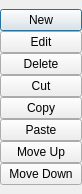
This is powerMenuDialog.ui in ldraconus/HSCCU as Qt 5 draws it before an edit. The edited form follows.
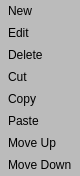
This is the edited form.

```diff
--- a/powerMenuDialog.ui
+++ b/powerMenuDialog.ui
@@ -16,6 +16,11 @@
   <property name="windowTitle">
    <string/>
   </property>
+  <property name="styleSheet">
+   <string notr="true">color: black;
+background: #bbbbbb;
+</string>
+  </property>
   <property name="modal">
    <bool>true</bool>
   </property>
@@ -23,6 +28,9 @@
    <property name="spacing">
     <number>0</number>
    </property>
+   <property name="sizeConstraint">
+    <enum>QLayout::SizeConstraint::SetFixedSize</enum>
+   </property>
    <property name="leftMargin">
     <number>0</number>
    </property>
@@ -36,12 +44,24 @@
     <number>0</number>
    </property>
    <item>
-    <layout class="QVBoxLayout" name="verticalLayout">
-     <property name="spacing">
-      <number>0</number>
-     </property>
-     <item>
       <widget class="QPushButton" name="newButton">
+     <property name="styleSheet">
+      <string notr="true">QPushButton {
+  color: black;
+  background: #bbbbbb;
+  border: none;
+  text-align: left;
+  padding: 4px 8px;
+}
+QPushButton:hover {
+    background-color: #D0FFFF;
+}
+QPushButton:disabled {
+  color: gray;
+  background: #bbbbbb;
+}
+</string>
+     </property>
        <property name="text">
         <string>New</string>
        </property>
@@ -49,6 +69,23 @@
      </item>
      <item>
       <widget class="QPushButton" name="editButton">
+     <property name="styleSheet">
+      <string notr="true">QPushButton {
+  color: black;
+  background: #bbbbbb;
+  border: none;
+  text-align: left;
+  padding: 4px 8px;
+}
+QPushButton:hover {
+    background-color: #D0FFFF;
+}
+QPushButton:disabled {
+  color: gray;
+  background: #bbbbbb;
+}
+</string>
+     </property>
        <property name="text">
         <string>Edit</string>
        </property>
@@ -56,6 +93,23 @@
      </item>
      <item>
       <widget class="QPushButton" name="deleteButton">
+     <property name="styleSheet">
+      <string notr="true">QPushButton {
+  color: black;
+  background: #bbbbbb;
+  border: none;
+  text-align: left;
+  padding: 4px 8px;
+}
+QPushButton:hover {
+    background-color: #D0FFFF;
+}
+QPushButton:disabled {
+  color: gray;
+  background: #bbbbbb;
+}
+</string>
+     </property>
        <property name="text">
         <string>Delete</string>
        </property>
@@ -63,6 +117,23 @@
      </item>
      <item>
       <widget class="QPushButton" name="cutButton">
+     <property name="styleSheet">
+      <string notr="true">QPushButton {
+  color: black;
+  background: #bbbbbb;
+  border: none;
+  text-align: left;
+  padding: 4px 8px;
+}
+QPushButton:hover {
+    background-color: #D0FFFF;
+}
+QPushButton:disabled {
+  color: gray;
+  background: #bbbbbb;
+}
+</string>
+     </property>
        <property name="text">
         <string>Cut</string>
        </property>
@@ -70,6 +141,23 @@
      </item>
      <item>
       <widget class="QPushButton" name="copyButton">
+     <property name="styleSheet">
+      <string notr="true">QPushButton {
+  color: black;
+  background: #bbbbbb;
+  border: none;
+  text-align: left;
+  padding: 4px 8px;
+}
+QPushButton:hover {
+    background-color: #D0FFFF;
+}
+QPushButton:disabled {
+  color: gray;
+  background: #bbbbbb;
+}
+</string>
+     </property>
        <property name="text">
         <string>Copy</string>
        </property>
@@ -77,6 +165,23 @@
      </item>
      <item>
       <widget class="QPushButton" name="pasteButton">
+     <property name="styleSheet">
+      <string notr="true">QPushButton {
+  color: black;
+  background: #bbbbbb;
+  border: none;
+  text-align: left;
+  padding: 4px 8px;
+}
+QPushButton:hover {
+    background-color: #D0FFFF;
+}
+QPushButton:disabled {
+  color: gray;
+  background: #bbbbbb;
+}
+</string>
+     </property>
        <property name="text">
         <string>Paste</string>
        </property>
@@ -84,6 +189,23 @@
      </item>
      <item>
       <widget class="QPushButton" name="moveUpButton">
+     <property name="styleSheet">
+      <string notr="true">QPushButton {
+  color: black;
+  background: #bbbbbb;
+  border: none;
+  text-align: left;
+  padding: 4px 8px;
+}
+QPushButton:hover {
+    background-color: #D0FFFF;
+}
+QPushButton:disabled {
+  color: gray;
+  background: #bbbbbb;
+}
+</string>
+     </property>
        <property name="text">
         <string>Move Up</string>
        </property>
@@ -91,12 +213,27 @@
      </item>
      <item>
       <widget class="QPushButton" name="moveDownButton">
+     <property name="styleSheet">
+      <string notr="true">QPushButton {
+  color: black;
+  background: #bbbbbb;
+  border: none;
+  text-align: left;
+  padding: 4px 8px;
+}
+QPushButton:hover {
+    background-color: #D0FFFF;
+}
+QPushButton:disabled {
+  color: gray;
+  background: #bbbbbb;
+}
+</string>
+     </property>
        <property name="text">
         <string>Move Down</string>
        </property>
       </widget>
-     </item>
-    </layout>
    </item>
   </layout>
  </widget>
```
Lines whose indentation alone changed are shown as unchanged.
